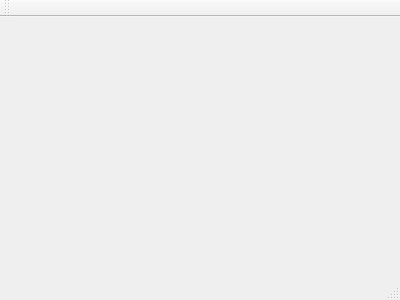
Before: the Qt Designer form practica1201224240/principal.ui in denisse-br/EDD_201224240, drawn with Qt 5.
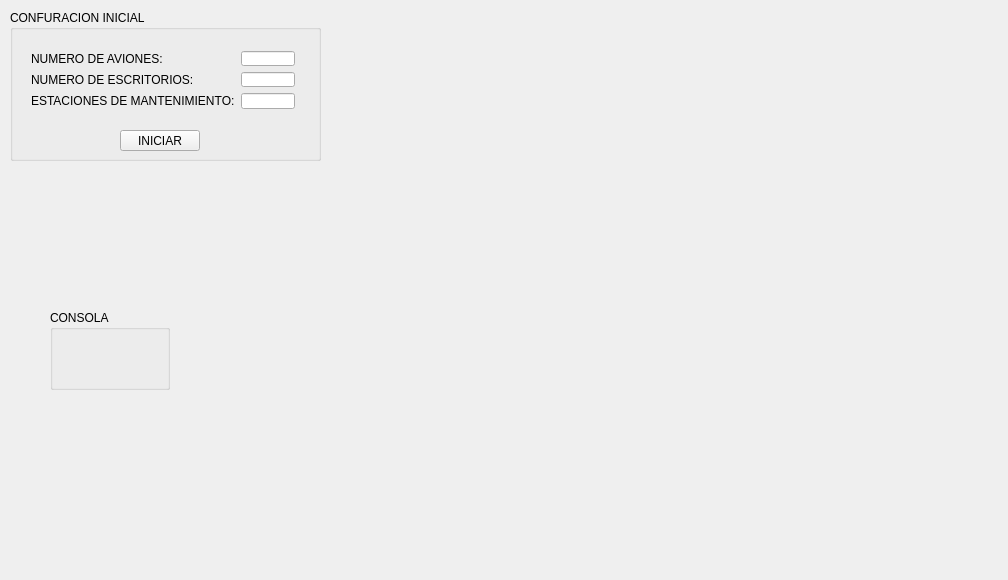
After: the same form once the commit is applied.

```diff
--- a/practica1201224240/principal.ui
+++ b/practica1201224240/principal.ui
@@ -1,24 +1,102 @@
 <ui version="4.0">
  <class>principal</class>
- <widget class="QMainWindow" name="principal" >
-  <property name="geometry" >
+ <widget class="QMainWindow" name="principal">
+  <property name="geometry">
    <rect>
     <x>0</x>
     <y>0</y>
-    <width>400</width>
-    <height>300</height>
+    <width>1008</width>
+    <height>580</height>
    </rect>
   </property>
   <property name="windowTitle" >
    <string>principal</string>
   </property>
-  <widget class="QMenuBar" name="menuBar" />
-  <widget class="QToolBar" name="mainToolBar" />
-  <widget class="QWidget" name="centralWidget" />
-  <widget class="QStatusBar" name="statusBar" />
+  <widget class="QWidget" name="centralWidget">
+   <widget class="QGroupBox" name="groupBox">
+    <property name="geometry">
+     <rect>
+      <x>10</x>
+      <y>10</y>
+      <width>311</width>
+      <height>151</height>
+     </rect>
+    </property>
+    <property name="title">
+     <string>CONFURACION INICIAL</string>
+    </property>
+    <widget class="QPushButton" name="pushButton">
+     <property name="geometry">
+      <rect>
+       <x>110</x>
+       <y>120</y>
+       <width>80</width>
+       <height>21</height>
+      </rect>
+     </property>
+     <property name="text">
+      <string>INICIAR</string>
+     </property>
+    </widget>
+    <widget class="QWidget" name="">
+     <property name="geometry">
+      <rect>
+       <x>10</x>
+       <y>30</y>
+       <width>286</width>
+       <height>80</height>
+      </rect>
+     </property>
+     <layout class="QFormLayout" name="formLayout">
+      <item row="0" column="0">
+       <widget class="QLabel" name="label">
+        <property name="text">
+         <string>NUMERO DE AVIONES:</string>
+        </property>
+       </widget>
+      </item>
+      <item row="0" column="1">
+       <widget class="QLineEdit" name="txtavion"/>
+      </item>
+      <item row="1" column="0">
+       <widget class="QLabel" name="label_2">
+        <property name="text">
+         <string>NUMERO DE ESCRITORIOS: </string>
+        </property>
+       </widget>
+      </item>
+      <item row="1" column="1">
+       <widget class="QLineEdit" name="txtescritorio"/>
+      </item>
+      <item row="2" column="0">
+       <widget class="QLabel" name="label_3">
+        <property name="text">
+         <string>ESTACIONES DE MANTENIMIENTO:</string>
+        </property>
+       </widget>
+      </item>
+      <item row="2" column="1">
+       <widget class="QLineEdit" name="txtmantenimiento"/>
+      </item>
+     </layout>
+    </widget>
+   </widget>
+   <widget class="QGroupBox" name="groupBox_2">
+    <property name="geometry">
+     <rect>
+      <x>50</x>
+      <y>310</y>
+      <width>120</width>
+      <height>80</height>
+     </rect>
+    </property>
+    <property name="title">
+     <string>CONSOLA</string>
+    </property>
+   </widget>
+  </widget>
  </widget>
- <layoutDefault spacing="6" margin="11" />
- <pixmapfunction></pixmapfunction>
+ <layoutdefault spacing="6" margin="11"/>
  <resources/>
  <connections/>
 </ui>
```
Left out of the diff: 3 changed lines with no effect on the pictures.
